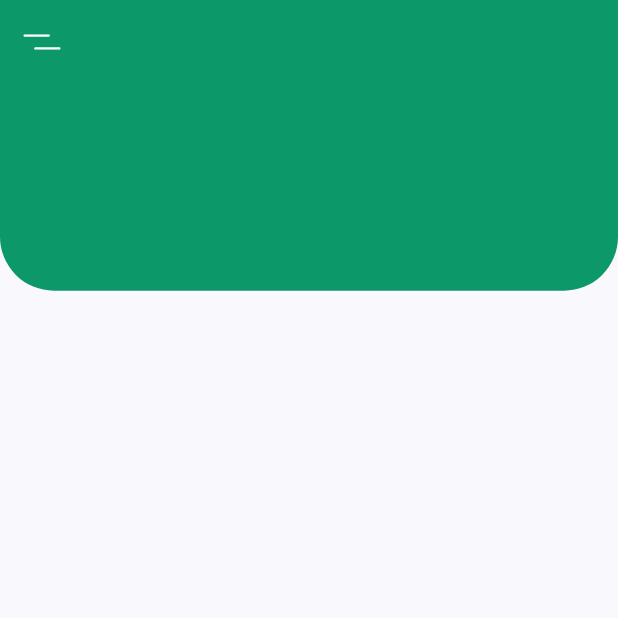
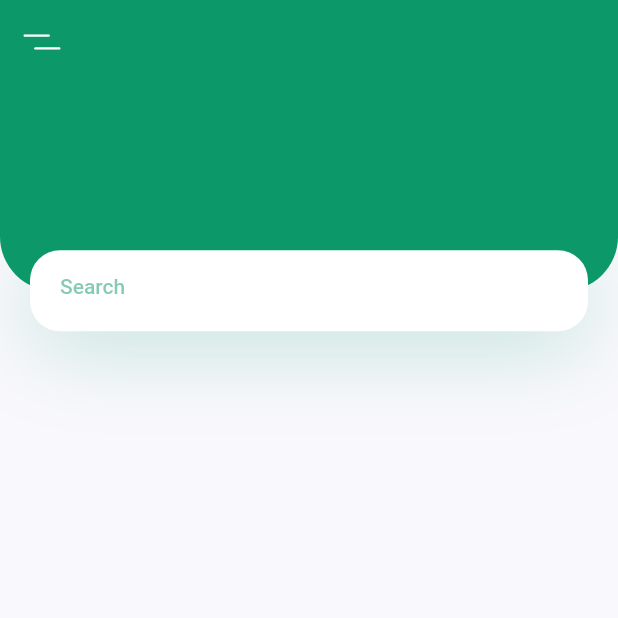
Before and after one commit to songhee24/plant_app_ui, a Flutter app: the screen it shows after launch, on a phone screen of 412 x 824 dp, the top half of it. Run offline on Flutter 3.47's test engine with Material 2 defaults, Android fonts, the phone set to English and light mode, and no system bars; our stand-ins replace flutter_svg.

Commit message:
Search Input Done

```diff
--- a/lib/screens/home/components/body.dart
+++ b/lib/screens/home/components/body.dart
@@ -21,7 +21,40 @@ class Body extends StatelessWidget {
                     bottomRight: Radius.circular(36),
                   ),
                 ),
-              )
+              ),
+              Positioned(
+                bottom: 0,
+                left: 0,
+                right: 0,
+                child: Container(
+                  margin:
+                      const EdgeInsets.symmetric(horizontal: kDefaultPadding),
+                  padding:
+                      const EdgeInsets.symmetric(horizontal: kDefaultPadding),
+                  height: 54,
+                  decoration: BoxDecoration(
+                    color: Colors.white,
+                    borderRadius: BorderRadius.circular(20),
+                    boxShadow: [
+                      BoxShadow(
+                        offset: const Offset(0, 10),
+                        blurRadius: 50,
+                        color: kPrimaryColor.withOpacity(0.23),
+                      )
+                    ],
+                  ),
+                  child: TextField(
+                    decoration: InputDecoration(
+                      hintText: "Search",
+                      hintStyle: TextStyle(
+                        color: kPrimaryColor.withOpacity(0.5),
+                      ),
+                      enabledBorder: InputBorder.none,
+                      focusedBorder: InputBorder.none,
+                    ),
+                  ),
+                ),
+              ),
             ],
           ),
         )
```
